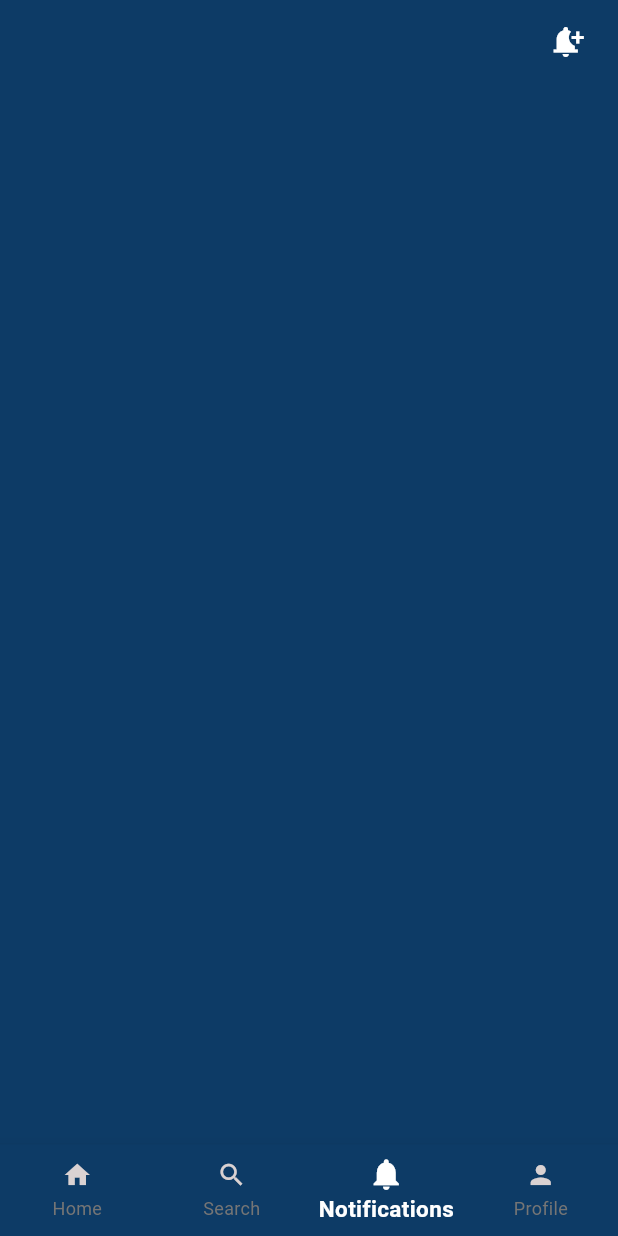
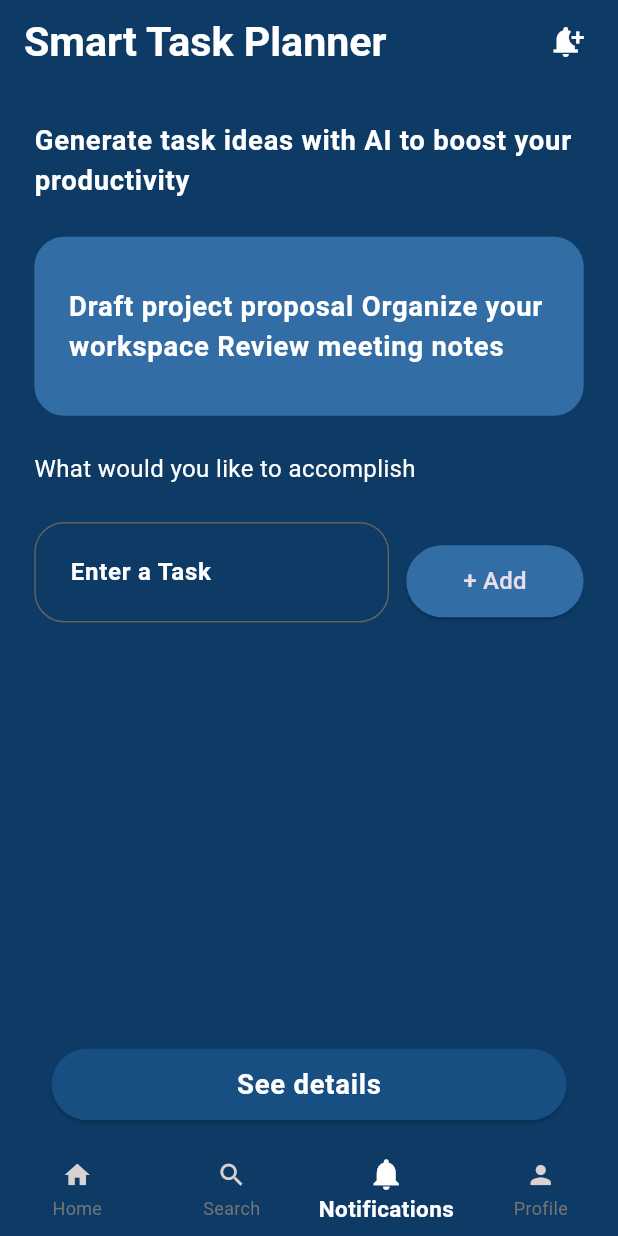
Before and after one commit to Paul91810/Focus-Mate, a Flutter app: the MainScreen screen opened directly, item 3 of the bottom bar chosen, on a phone screen of 412 x 824 dp. Run offline on Flutter 3.47's test engine with Material 3 defaults, Android fonts, the phone set to English and light mode, and no system bars; our stand-ins replace bloc, fl_chart, flutter_bloc, flutter_screenutil, flutter_svg_provider, lottie and 2 more.

Commit message:
removed unwanted folders

```diff
--- /dev/null
+++ b/lib/presentation/daily_planner/bloc/plan_creator_bloc.dart
@@ -0,0 +1,21 @@
+import 'package:bloc/bloc.dart';
+import 'package:meta/meta.dart';
+
+part 'plan_creator_event.dart';
+part 'plan_creator_state.dart';
+
+class DailyPlannerBloc
+    extends Bloc<DailyPlannerEvent, DailyPlannerState> {
+  List<String> tasks = [];
+  int? selectedIndex;
+  DailyPlannerBloc() : super(TaskInitial()) {
+    on<AddTaskEvent>((event, emit) {
+      tasks.add(event.task);
+      emit(TaskUpdated(tasks: List.from(tasks), selectedIndex: selectedIndex));
+    });
+    on<SelectTaskEvent>((event, emit) {
+      selectedIndex = event.selectedIndex;
+      emit(TaskUpdated(tasks: List.from(tasks), selectedIndex: selectedIndex));
+    });
+  }
+}
--- /dev/null
+++ b/lib/presentation/daily_planner/bloc/plan_creator_event.dart
@@ -0,0 +1,14 @@
+part of 'plan_creator_bloc.dart';
+
+@immutable
+sealed class DailyPlannerEvent {}
+class AddTaskEvent extends DailyPlannerEvent {
+  final String task;
+
+  AddTaskEvent(this.task,);
+}
+
+class SelectTaskEvent extends DailyPlannerEvent {
+  final int selectedIndex;
+  SelectTaskEvent(this.selectedIndex);
+}
--- /dev/null
+++ b/lib/presentation/daily_planner/bloc/plan_creator_state.dart
@@ -0,0 +1,12 @@
+part of 'plan_creator_bloc.dart';
+
+@immutable
+sealed class DailyPlannerState {}
+
+class TaskInitial extends DailyPlannerState {}
+
+class TaskUpdated extends DailyPlannerState {
+  final List<String> tasks;
+  final int? selectedIndex;
+  TaskUpdated({required this.tasks, this.selectedIndex});
+}
--- /dev/null
+++ b/lib/presentation/daily_planner/daily_planner_screen.dart
@@ -0,0 +1,124 @@
+import 'package:flutter/material.dart';
+import 'package:flutter_bloc/flutter_bloc.dart';
+import 'package:flutter_screenutil/flutter_screenutil.dart';
+import 'package:focus_mate/core/constants/app_colors.dart';
+import 'package:focus_mate/core/constants/app_size.dart';
+import 'package:focus_mate/presentation/daily_planner/bloc/plan_creator_bloc.dart';
+import 'package:focus_mate/presentation/widgets/custom_elvated_button.dart';
+import 'package:focus_mate/presentation/widgets/custom_textfield/custom_textfield.dart';
+
+class PlanCreator extends StatelessWidget {
+  const PlanCreator({super.key});
+
+  @override
+  Widget build(BuildContext context) {
+    final TextEditingController taskController = TextEditingController();
+    final formKey = GlobalKey<FormState>();
+
+    return BlocProvider(
+      create: (_) => DailyPlannerBloc(),
+      child: BlocBuilder<DailyPlannerBloc, DailyPlannerState>(
+        builder: (context, state) {
+          List<String> tasks = [];
+          int? selectedIndex;
+
+          if (state is TaskUpdated) {
+            tasks = state.tasks;
+            selectedIndex = state.selectedIndex;
+          }
+
+          return ListView(
+            padding: EdgeInsets.symmetric(vertical: 20.h, horizontal: 20.w),
+            children: [
+              Text(
+                'Generate task ideas with AI to boost your productivity',
+                style: Theme.of(context).textTheme.bodyLarge,
+              ),
+              AppSize.height20,
+              Container(
+                padding: EdgeInsets.symmetric(horizontal: 20.w, vertical: 10.h),
+                width: double.infinity,
+                height: 100.h,
+                decoration: BoxDecoration(
+                  borderRadius: BorderRadius.circular(20),
+                  color: AppColors.kButtonBlue,
+                ),
+                child: Center(
+                  child: Text(
+                    'Draft project proposal Organize your workspace Review meeting notes',
+                    style: Theme.of(context).textTheme.bodyLarge,
+                  ),
+                ),
+              ),
+              AppSize.height20,
+              Text('What would you like to accomplish'),
+              AppSize.height20,
+              Form(
+                key: formKey,
+                child: Row(
+                  children: [
+                    Expanded(
+                      flex: 2,
+                      child: CustomTextField(
+                        controller: taskController,
+                        label: 'Enter a Task',
+                        validator: (String value) {
+                          if (value.isEmpty) {
+                            return 'Please enter a task';
+                          }
+                          return null;
+                        },
+                      ),
+                    ),
+                    SizedBox(width: 10.w),
+                    Expanded(
+                      child: CustomAppElvatedButton(
+                        backGroundcolor: AppColors.kButtonBlue,
+                        child: Text(
+                          '+ Add',
+                          style: Theme.of(context).textTheme.titleMedium,
+                        ),
+                        onPressed: () async {
+                          if (formKey.currentState!.validate()) {
+                            context.read<DailyPlannerBloc>().add(
+                              AddTaskEvent(taskController.text),
+                            );
+                            taskController.clear();
+                          }
+                        },
+                      ),
+                    ),
+                  ],
+                ),
+              ),
+              AppSize.commonHeight,
+              ListView.separated(
+                shrinkWrap: true,
+                itemCount: tasks.length,
+                itemBuilder: (context, index) {
+                  return ListTile(
+                    leading: Radio<int>(
+                      value: index,
+                      groupValue: selectedIndex,
+                      activeColor: AppColors.kButtonBlue,
+                      onChanged: (int? value) {
+                        if (value != null) {
+                          context.read<DailyPlannerBloc>().add(
+                            SelectTaskEvent(value),
+                          );
+                        }
+                      },
+                    ),
+                    title: Text(tasks[index]),
+                  );
+                },
+                separatorBuilder: (context, index) => SizedBox(height: 10.h),
+              ),
+
+            ],
+          );
+        },
+      ),
+    );
+  }
+}
--- a/lib/presentation/smart_task_planner/smart_task_panner_screen.dart
+++ /dev/null
@@ -1,10 +0,0 @@
-import 'package:flutter/material.dart';
-
-class SmartTaskPannerScreen extends StatelessWidget {
-  const SmartTaskPannerScreen({super.key});
-
-  @override
-  Widget build(BuildContext context) {
-    return Container();
-  }
-}
--- a/lib/presentation/widgets/bottom_nav/main_screen.dart
+++ b/lib/presentation/widgets/bottom_nav/main_screen.dart
@@ -4,10 +4,11 @@ import 'package:flutter_screenutil/flutter_screenutil.dart';
 import 'package:focus_mate/core/constants/app_colors.dart';
 import 'package:focus_mate/presentation/home/home_screen.dart';
 import 'package:focus_mate/presentation/pomodoro/pomodoro_screen.dart';
-import 'package:focus_mate/presentation/profile_and_status/profile_and_status_screen.dart';
-import 'package:focus_mate/presentation/smart_task_planner/smart_task_panner_screen.dart';
+import 'package:focus_mate/presentation/profile/profile_screen.dart';
+import 'package:focus_mate/presentation/daily_planner/daily_planner_screen.dart';
 import 'package:focus_mate/presentation/widgets/bottom_nav/bloc/bottom_nav_bloc.dart';
 import 'package:focus_mate/presentation/widgets/bottom_nav/bottom_nav_bar.dart';
+import 'package:focus_mate/presentation/widgets/custom_elvated_button.dart';
 
 class MainScreen extends StatelessWidget {
   MainScreen({super.key});
@@ -15,10 +16,10 @@ class MainScreen extends StatelessWidget {
   @override
   Widget build(BuildContext context) {
     List<String> titles = [
-      'Stay focused, Stay \nProductive.',
+      'Home',
       'Pomodoro Timer',
-      '',
-      '',
+      'Smart Task Planner',
+      'Profile',
     ];
     return BlocProvider(
       create: (context) => BottomNavBloc(),
@@ -40,7 +41,7 @@ class MainScreen extends StatelessWidget {
             },
             child: Scaffold(
               appBar: AppBar(
-                actionsPadding:EdgeInsets.symmetric(horizontal: 20.w) ,
+                actionsPadding: EdgeInsets.symmetric(horizontal: 20.w),
                 automaticallyImplyLeading: false,
                 title: Text(titles[state.currentIndex]),
                 actions: [Icon(Icons.notification_add)],
@@ -56,6 +57,18 @@ class MainScreen extends StatelessWidget {
                   : const SizedBox.shrink(),
 
               bottomNavigationBar: BottomNavBar(),
+              floatingActionButtonLocation:
+                  FloatingActionButtonLocation.centerFloat,
+              floatingActionButton: state.currentIndex == 2
+                  ? CustomAppElvatedButton(
+                    buttonSize: Size(300.w, 40.h),
+                      child: Text(
+                        'See details',
+                        style: TextTheme.of(context).bodyLarge,
+                      ),
+                      onPressed: () async {},
+                    )
+                  : SizedBox(),
             ),
           );
         },
@@ -66,7 +79,7 @@ class MainScreen extends StatelessWidget {
   final List<Widget> bottomScreens = [
     HomeScreen(),
     PomodoroScreen(),
-    SmartTaskPannerScreen(),
+    PlanCreator(),
     ProfileAndStatusScreen(),
   ];
 }
```
Also changed, not shown: lib/presentation/ai_quote_generator/ai_quote_generator_screen.dart (deleted, +0 -10 lines), lib/presentation/daily_planner/daily_planer_screen.dart (deleted, +0 -10 lines), lib/presentation/home/home_screen.dart (+6 -101 lines), lib/presentation/productivity tracker/productivity_tracker_screen.dart (deleted, +0 -10 lines), lib/presentation/productivity_tracker/productivity_tracker_screen.dart (added, +115 -0 lines), lib/presentation/profile/profile_screen.dart (added, +111 -0 lines), lib/presentation/profile_and_status/profile_and_status_screen.dart (deleted, +0 -10 lines), lib/presentation/voice_assistant/voice_assistant_screen.dart (deleted, +0 -10 lines), lib/presentation/productivity_tracker/widgets/focus_hours.dart (renamed from lib/presentation/home/widgets/focus_hours.dart), lib/presentation/productivity_tracker/widgets/progress.dart (renamed from lib/presentation/home/widgets/progress.dart), lib/presentation/productivity_tracker/widgets/progress_indicator.dart (renamed from lib/presentation/home/widgets/progress_indicator.dart), lib/presentation/productivity_tracker/widgets/task_completion.dart (renamed from lib/presentation/home/widgets/task_completion.dart).
